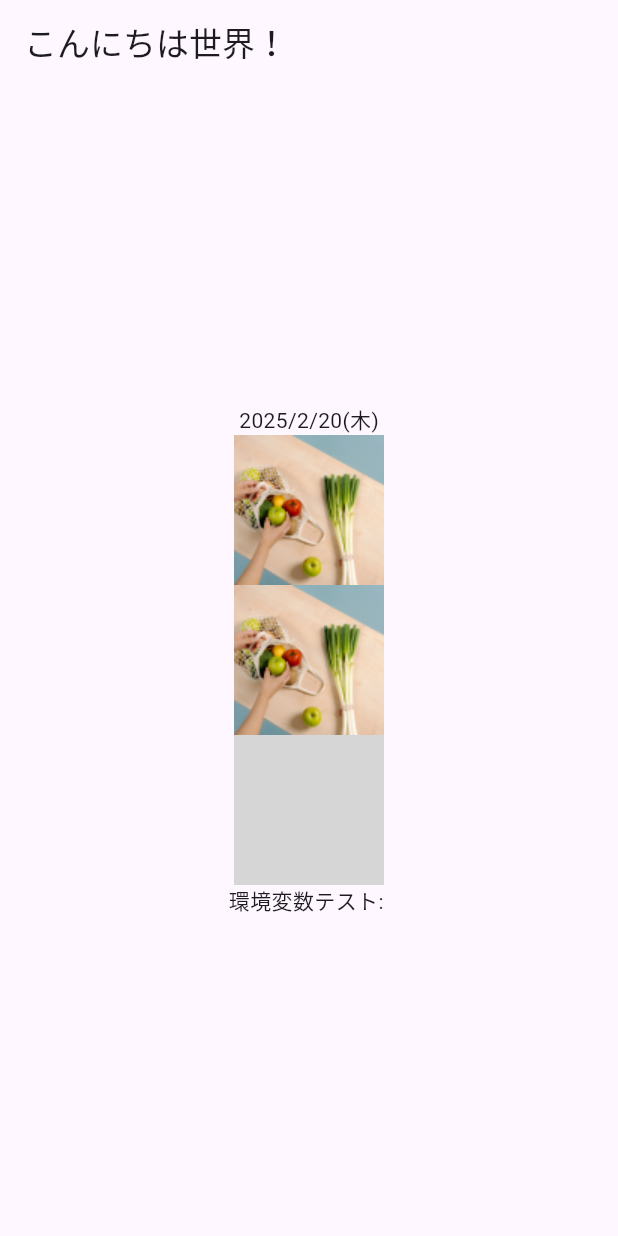
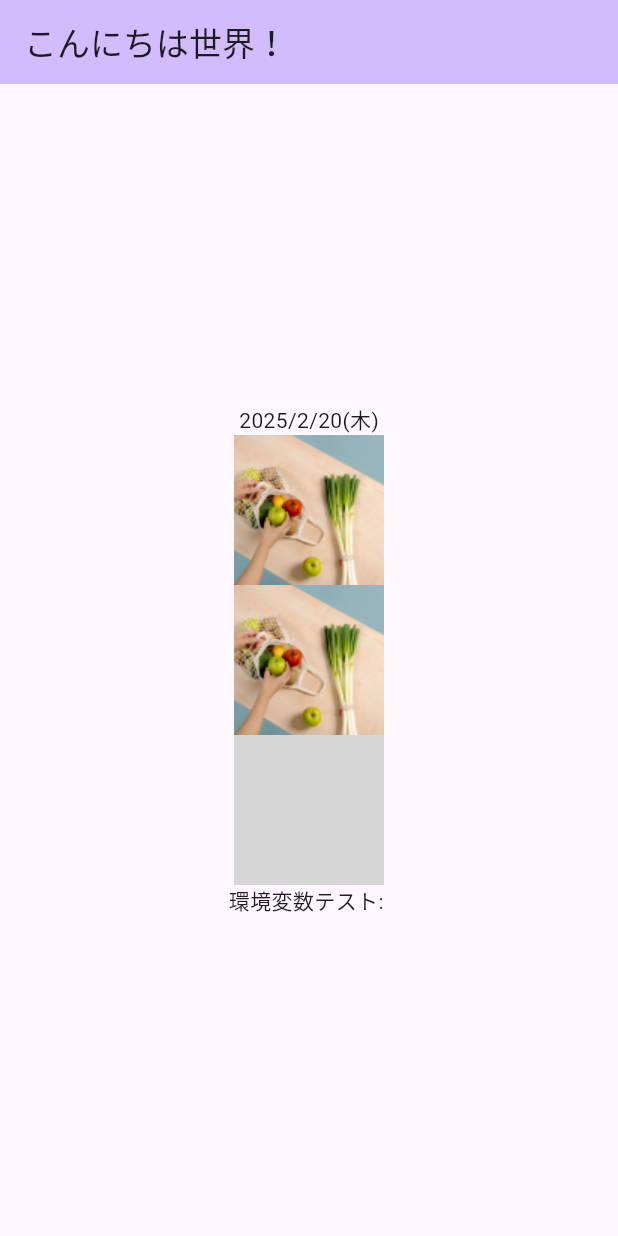
Before and after one commit to yutori-develop/simple_todo, a Flutter app: the screen it shows after launch, on a phone screen of 412 x 824 dp. Run offline on Flutter 3.47's test engine with Material 3 defaults, Android fonts, the light colour scheme and no system bars; our stand-ins replace flutter_svg, vector_graphics; generated files the repository leaves out were written again; grey boxes are pictures that could not be loaded.

Commit message:
Riverpodの導入完了

```diff
--- a/lib/main.dart
+++ b/lib/main.dart
@@ -1,5 +1,4 @@
 import 'package:flutter/material.dart';
-import 'package:flutter_svg/flutter_svg.dart';
 import 'package:intl/intl.dart';
 import 'package:flutter_gen/gen_l10n/app_localizations.dart';
 import 'package:simple_todo/gen/assets.gen.dart';
@@ -21,6 +20,10 @@ class MyApp extends StatelessWidget {
         colorScheme: ColorScheme.fromSeed(seedColor: Colors.deepPurple),
         useMaterial3: true,
       ),
+      darkTheme: ThemeData(
+        colorSchemeSeed: Colors.deepPurple,
+        brightness: Brightness.dark,
+      ),
       home: const HomeView(),
     );
   }
@@ -36,6 +39,7 @@ class HomeView extends StatelessWidget {
     return Scaffold(
       appBar: AppBar(
         title: Text(L10n.of(context).helloWorld),
+        backgroundColor: Theme.of(context).colorScheme.inversePrimary,
       ),
       body: Center(
         child: Column(
--- a/pubspec.yaml
+++ b/pubspec.yaml
@@ -38,6 +38,8 @@ dependencies:
     sdk: flutter
   intl: any
   flutter_svg: ^2.0.17
+  flutter_riverpod: ^2.6.1
+  riverpod_annotation: ^2.6.1
 
 dev_dependencies:
   flutter_test:
@@ -51,6 +53,9 @@ dev_dependencies:
   flutter_lints: ^5.0.0
   build_runner: ^2.4.15
   flutter_gen_runner: ^5.9.0
+  riverpod_generator: ^2.6.4
+  custom_lint: ^0.7.3
+  riverpod_lint: ^2.6.4
 
 # For information on the generic Dart part of this file, see the
 # following page: https://dart.dev/tools/pub/pubspec
```
Also changed, not shown: pubspec.lock.
